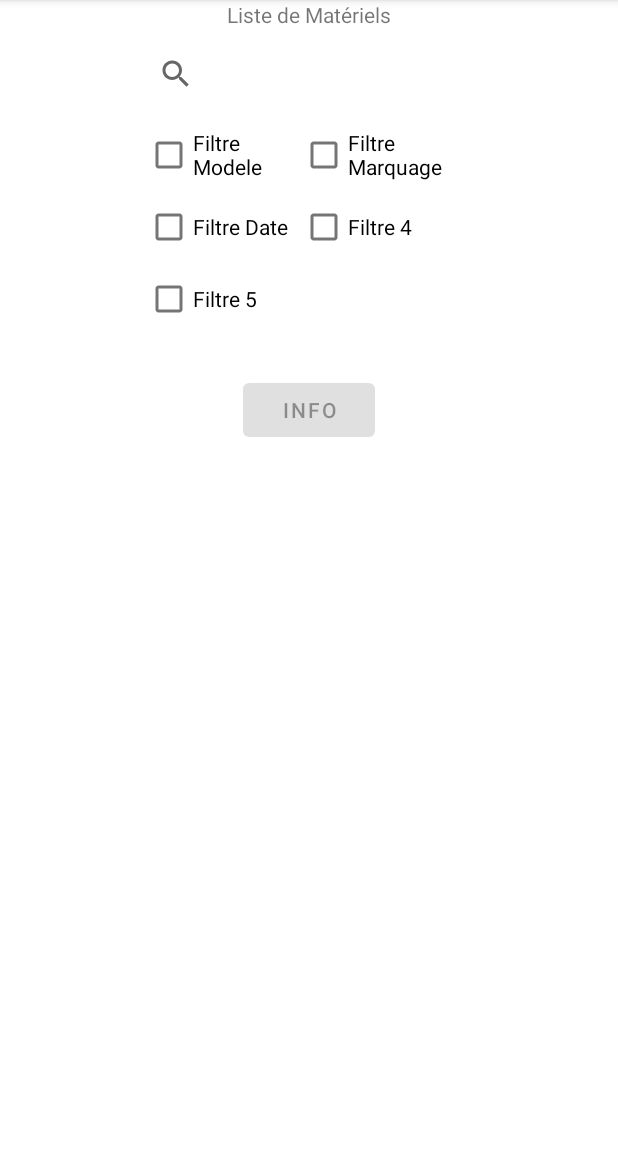
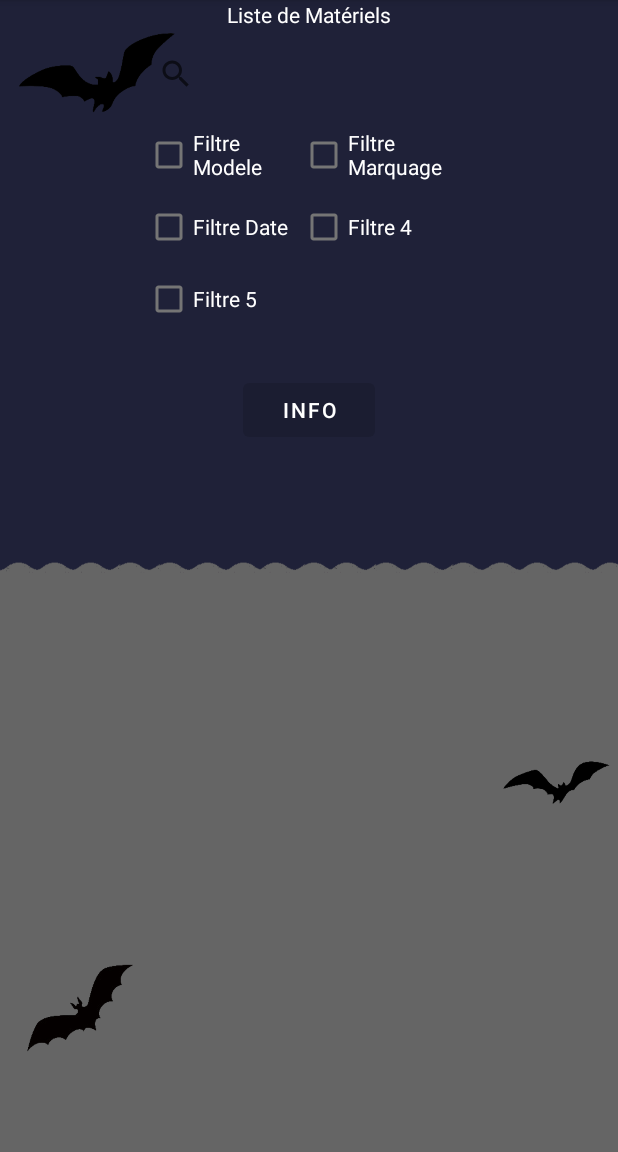
Before and after one commit to SIO2LAA/Speleo-EPI, an Android app: the GestionMateriel screen opened directly, with no data from a screen before it, on a phone screen of 412 x 824 dp, the part 84-1236 px from its top. Run offline under Robolectric (Android 15) with nearby library versions, the phone set to English and light mode, and no system bars.

Commit message:
avancé page gestion materiel xml

```diff
--- a/app/src/main/java/fr/sio/app_epi2/MainActivity.java
+++ b/app/src/main/java/fr/sio/app_epi2/MainActivity.java
@@ -8,6 +8,7 @@ import android.database.sqlite.SQLiteDatabase;
 import android.database.sqlite.SQLiteException;
 import android.os.Bundle;
 import android.view.View;
+import android.webkit.WebView;
 import android.widget.Button;
 import android.widget.Toast;
 
@@ -22,6 +23,7 @@ public class MainActivity extends AppCompatActivity implements View.OnClickListe
 
     @Override
     protected void onCreate(Bundle savedInstanceState) {
+
         super.onCreate(savedInstanceState);
         setContentView(R.layout.activity_main);
         boutonMenu = findViewById(R.id.BoutonMenu);
--- a/app/src/main/res/layout/activity_gestion_materiel.xml
+++ b/app/src/main/res/layout/activity_gestion_materiel.xml
@@ -4,7 +4,8 @@
     xmlns:tools="http://schemas.android.com/tools"
     android:orientation="vertical"
     android:layout_width="match_parent"
-    android:layout_height="match_parent">
+    android:layout_height="match_parent"
+    android:background="@drawable/fondliste">
 
     <TextView
         android:id="@+id/listMat"
@@ -15,7 +16,8 @@
         app:layout_constraintEnd_toEndOf="parent"
         app:layout_constraintHorizontal_bias="0.5"
         app:layout_constraintStart_toStartOf="parent"
-        tools:layout_editor_absoluteY="37dp" />
+        tools:layout_editor_absoluteY="37dp"
+        android:textColor="@color/white"/>
 
     <SearchView
         android:id="@+id/recherche"
@@ -41,19 +43,22 @@
                 android:id="@+id/checkBox"
                 android:layout_width="wrap_content"
                 android:layout_height="wrap_content"
-                android:text="@string/filtreModele" />
+                android:text="@string/filtreModele"
+                android:textColor="@color/white"/>
 
             <CheckBox
                 android:id="@+id/checkBox3"
                 android:layout_width="wrap_content"
                 android:layout_height="wrap_content"
-                android:text="@string/filtreDate" />
+                android:text="@string/filtreDate"
+                android:textColor="@color/white" />
 
             <CheckBox
                 android:id="@+id/checkBox5"
                 android:layout_width="wrap_content"
                 android:layout_height="wrap_content"
-                android:text="@string/filtre5" />
+                android:text="@string/filtre5"
+                android:textColor="@color/white"/>
 
         </LinearLayout>
 
@@ -68,13 +73,15 @@
                 android:id="@+id/checkBox2"
                 android:layout_width="wrap_content"
                 android:layout_height="wrap_content"
-                android:text="@string/filtreMarquage" />
+                android:text="@string/filtreMarquage"
+                android:textColor="@color/white"/>
 
             <CheckBox
                 android:id="@+id/checkBox4"
                 android:layout_width="wrap_content"
                 android:layout_height="wrap_content"
-                android:text="@string/filtre4" />
+                android:text="@string/filtre4"
+                android:textColor="@color/white"/>
         </LinearLayout>
     </LinearLayout>
 
@@ -84,13 +91,16 @@
         android:layout_gravity="center"
         android:enabled="false"
         android:id="@+id/boutonInfoMateriel"
-        android:text="@string/boutonInfoMateriel"></Button>
+        android:text="@string/boutonInfoMateriel"
+        android:textColor="@color/white"
+        />
 
     <ListView
         android:layout_width="409dp"
         android:layout_height="386dp"
         android:id="@+id/listeMateriel"
         tools:layout_editor_absoluteX="1dp"
-        tools:layout_editor_absoluteY="344dp" />
+        tools:layout_editor_absoluteY="344dp"
+        />
 
 </LinearLayout>
```
Also changed, not shown: app/src/main/res/layout/activity_main.xml (+37 -27 lines), app/src/main/res/drawable/fond.png (added), app/src/main/res/drawable/fondliste.png (added), app/src/main/res/drawable/grotte.jpg (added), app/src/main/res/drawable/logo_ffs.png (added), app/src/main/res/drawable/speleo.jpg (added).
